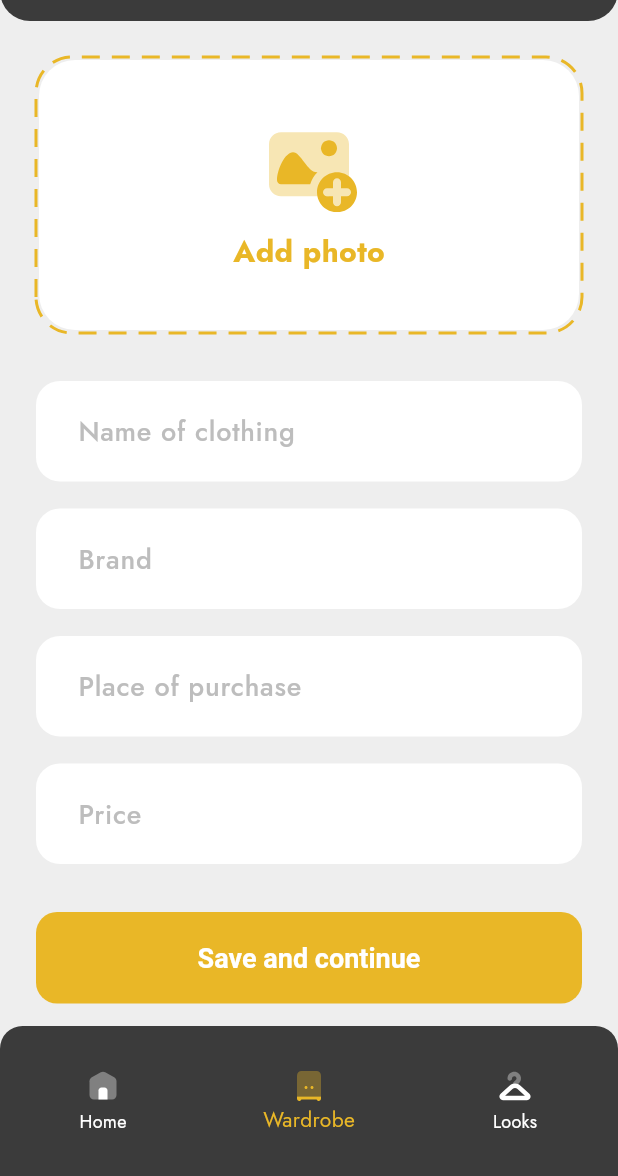
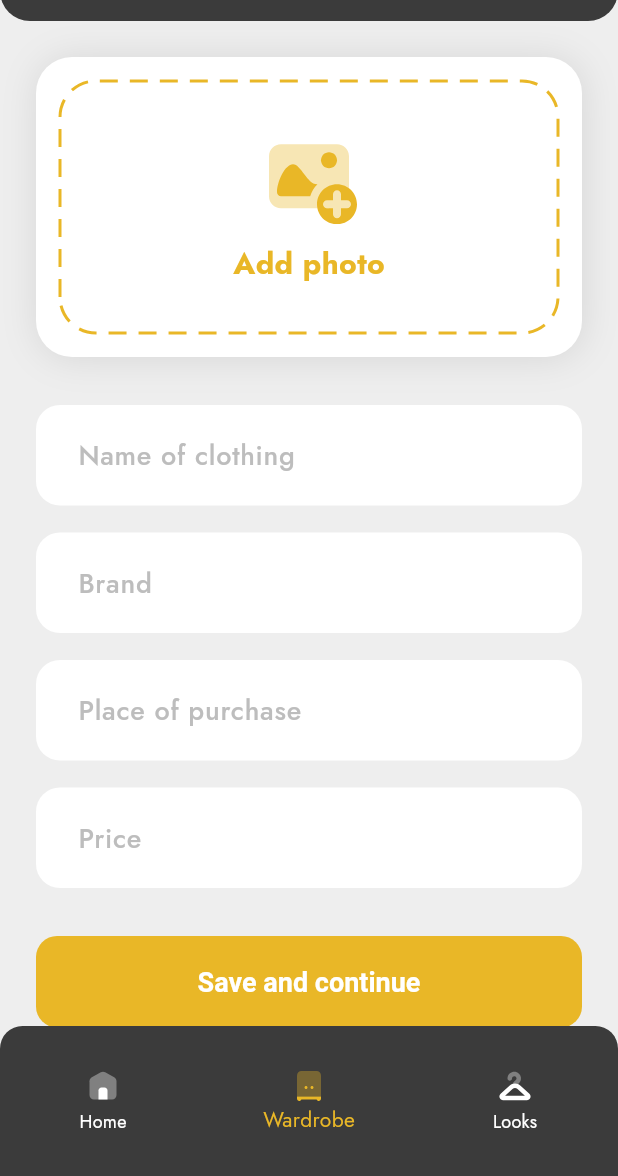
Before and after one commit to getch04/style-keeper, a Flutter app: the AddClothingPage screen opened by its route, on a phone screen of 412 x 824 dp, the part 60-1236 px from its top. Run offline on Flutter 3.47's test engine with Material 3 defaults, Android fonts, the phone set to English and light mode, and no system bars; drawn by our look-alikes of dotted_border; our stand-ins replace auto_size_text, camera, flutter_svg, geolocator, get_it, go_router and 3 more; accounts and stored records are empty; project files that could hold a hidden picture were left out.

Commit message:
feat: delete cloth item added

```diff
--- a/lib/features/wardrobe/presentation/screens/add_clothing_page.dart
+++ b/lib/features/wardrobe/presentation/screens/add_clothing_page.dart
@@ -1,6 +1,5 @@
 import 'dart:io';
 
-import 'package:dotted_border/dotted_border.dart';
 import 'package:flutter/material.dart';
 import 'package:flutter_svg/flutter_svg.dart';
 import 'package:go_router/go_router.dart';
@@ -9,6 +8,7 @@ import 'package:style_keeper/core/constants/app_images.dart';
 import 'package:style_keeper/features/wardrobe/data/models/clothing_item.dart';
 import 'package:style_keeper/features/wardrobe/data/services/wardrobe_hive_service.dart';
 import 'package:style_keeper/features/wardrobe/presentation/screens/choose_sample_page.dart';
+import 'package:style_keeper/shared/widgets/add_photo_section.dart';
 import 'package:style_keeper/shared/widgets/notice_dialog.dart';
 import 'package:uuid/uuid.dart';
 
@@ -60,7 +60,7 @@ class _AddClothingPageState extends State<AddClothingPage> {
     );
     await WardrobeHiveService().addClothingItem(item);
     setState(() => _isSaving = false);
-    if (mounted) Navigator.of(context).pop();
+    if (mounted) context.go('/wardrobe');
   }
 
   void _showNoticeDialog(BuildContext context) {
@@ -85,52 +85,47 @@ class _AddClothingPageState extends State<AddClothingPage> {
       body: ListView(
         padding: const EdgeInsets.all(24),
         children: [
-          GestureDetector(
-            onTap: imagePath == null ? () => _showNoticeDialog(context) : null,
-            child: DottedBorder(
-              color: AppColors.yellow,
-              strokeWidth: 2,
-              borderType: BorderType.RRect,
-              radius: const Radius.circular(24),
-              dashPattern: const [12, 8],
-              child: Container(
-                width: double.infinity,
-                height: 180,
+          if (imagePath == null) const AddPhotoSection(),
+          if (imagePath != null)
+            Container(
+              width: 400,
+              height: 200,
               decoration: BoxDecoration(
                 color: AppColors.white,
+                borderRadius: BorderRadius.circular(16),
+              ),
+              child: Padding(
+                padding: const EdgeInsets.all(8.0),
+                child: Row(
+                  children: [
+                    ClipRRect(
                       borderRadius: BorderRadius.circular(24),
+                      child: Image.file(
+                        File(imagePath!),
+                        height: 180,
+                        width: 180,
+                        fit: BoxFit.fill,
                       ),
-                child: Center(
-                  child: imagePath == null
-                      ? Column(
-                          mainAxisAlignment: MainAxisAlignment.center,
-                          children: [
-                            SvgPicture.asset(
-                              AppImages.imageAdd,
-                              width: 64,
-                              color: AppColors.yellow,
                     ),
-                            const SizedBox(height: 12),
-                            const Text(
-                              'Add photo',
-                              style: TextStyle(
-                                color: AppColors.yellow,
-                                fontWeight: FontWeight.bold,
-                                fontSize: 20,
+                    const SizedBox(width: 30),
+                    Container(
+                      width: 45,
+                      height: 45,
+                      decoration: const BoxDecoration(
+                        color: Colors.red,
+                        shape: BoxShape.circle,
+                      ),
+                      child: Padding(
+                        padding: const EdgeInsets.all(10),
+                        child: SvgPicture.asset(
+                          AppImages.delete,
+                          // width: 24,
+                          // height: 24,
+                          color: Colors.white,
+                        ),
                       ),
                     ),
                   ],
-                        )
-                      : ClipRRect(
-                          borderRadius: BorderRadius.circular(24),
-                          child: Image.file(
-                            File(imagePath!),
-                            width: double.infinity,
-                            height: 180,
-                            fit: BoxFit.cover,
-                          ),
-                        ),
-                ),
                 ),
               ),
             ),
--- a/lib/features/wardrobe/presentation/screens/choose_sample_page.dart
+++ b/lib/features/wardrobe/presentation/screens/choose_sample_page.dart
@@ -1,8 +1,10 @@
 import 'package:flutter/material.dart';
 import 'package:flutter_svg/flutter_svg.dart';
 import 'package:go_router/go_router.dart';
+import 'package:provider/provider.dart';
 import 'package:style_keeper/core/constants/app_colors.dart';
 import 'package:style_keeper/core/constants/app_images.dart';
+import 'package:style_keeper/features/wardrobe/presentation/providers/selected_sample_provider.dart';
 import 'package:style_keeper/features/wardrobe/presentation/screens/camera_overlay_page.dart';
 import 'package:style_keeper/shared/widgets/app_wide_button.dart';
 
@@ -64,6 +66,9 @@ class _ChooseSamplePageState extends State<ChooseSamplePage> {
                           setState(() {
                             selectedIndex = index;
                           });
+                          Provider.of<SelectedSampleProvider>(context,
+                                  listen: false)
+                              .setSelectedIndex(index);
                         },
                         child: Container(
                           decoration: BoxDecoration(
--- a/lib/main.dart
+++ b/lib/main.dart
@@ -6,6 +6,7 @@ import 'core/constants/app_colors.dart';
 import 'core/di/service_locator.dart';
 import 'core/router/app_router.dart';
 import 'features/wardrobe/data/models/clothing_item.dart';
+import 'features/wardrobe/presentation/providers/selected_sample_provider.dart';
 import 'features/wardrobe/presentation/providers/wardrobe_provider.dart';
 
 void main() async {
@@ -23,6 +24,7 @@ void main() async {
     MultiProvider(
       providers: [
         ChangeNotifierProvider(create: (_) => WardrobeProvider()),
+        ChangeNotifierProvider(create: (_) => SelectedSampleProvider()),
         // Add other providers here
       ],
       child: const MyApp(),
```
Also changed, not shown: lib/core/plugin/flutter_camera_overlay.dart (added, +149 -0 lines), lib/core/plugin/model.dart (added, +54 -0 lines), lib/core/plugin/overlay_shape.dart (added, +72 -0 lines), lib/features/wardrobe/presentation/providers/selected_sample_provider.dart (added, +17 -0 lines), lib/features/wardrobe/presentation/screens/camera_overlay_page.dart (+29 -49 lines), lib/features/wardrobe/presentation/widgets/my_clothes_tab.dart (+48 -4 lines). Lines whose indentation alone changed are shown as unchanged.
